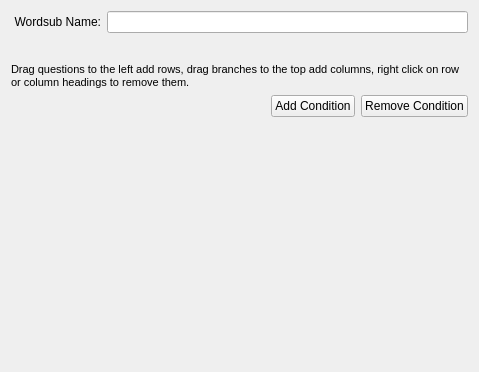
Above: ui/wordSub.ui from LegoStormtroopr/canard before the change. Below: the same form after it.
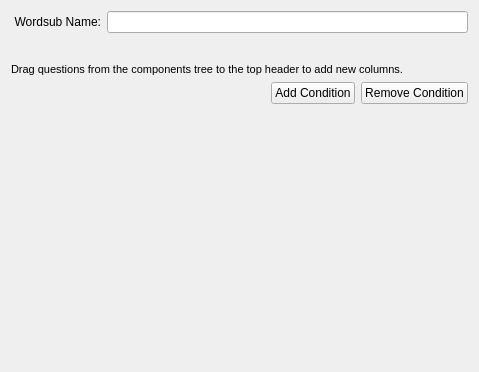
That is the form after the change.

Patch:
```diff
--- a/ui/wordSub.ui
+++ b/ui/wordSub.ui
@@ -79,7 +79,7 @@
       <string notr="true">* {font-size:8pt; }</string>
      </property>
      <property name="text">
-      <string>&lt;html&gt;&lt;head/&gt;&lt;body&gt;&lt;p&gt;Drag questions to the left add rows, drag branches to the top add columns, right click on row or column headings to remove them.&lt;/p&gt;&lt;/body&gt;&lt;/html&gt;</string>
+      <string>&lt;html&gt;&lt;head/&gt;&lt;body&gt;&lt;p&gt;Drag questions from the components tree to the top header to add new columns.&lt;/p&gt;&lt;/body&gt;&lt;/html&gt;</string>
      </property>
      <property name="alignment">
       <set>Qt::AlignLeading|Qt::AlignLeft|Qt::AlignTop</set>
```
